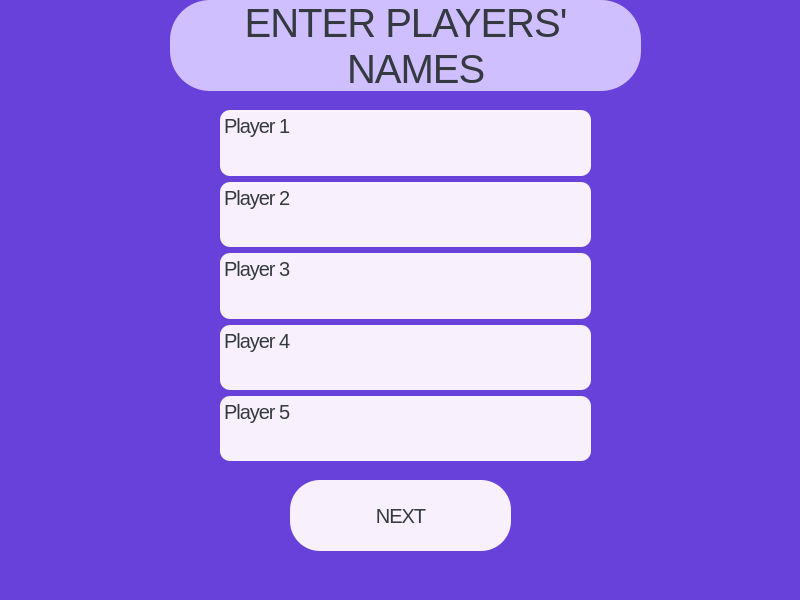
arturgesiarz/Magic_Dice, file playersnameswindow.ui: the form before one commit.
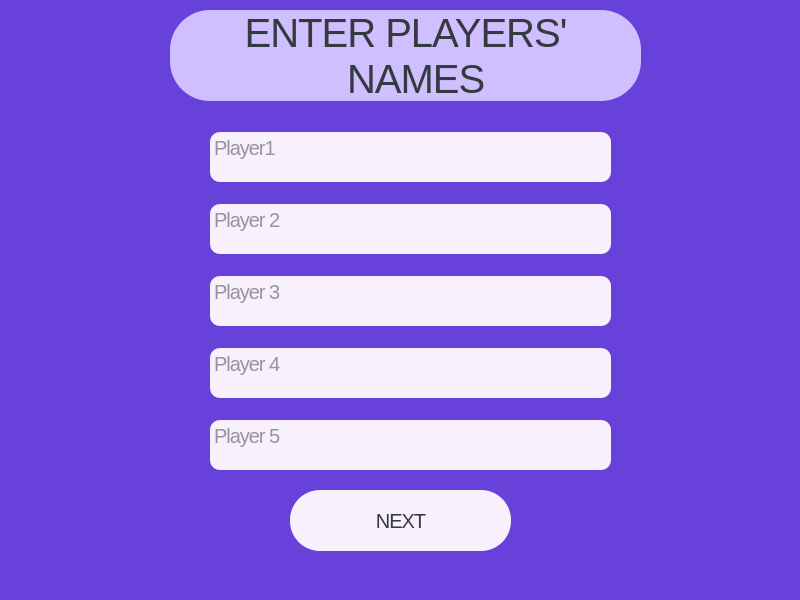
The form after the commit.

Diff of the .ui file:
```diff
--- a/playersnameswindow.ui
+++ b/playersnameswindow.ui
@@ -21,7 +21,7 @@
     <property name="geometry">
      <rect>
       <x>170</x>
-      <y>0</y>
+      <y>10</y>
       <width>471</width>
       <height>91</height>
      </rect>
@@ -45,15 +45,24 @@
    <widget class="QWidget" name="verticalLayoutWidget">
     <property name="geometry">
      <rect>
-      <x>220</x>
+      <x>210</x>
       <y>110</y>
-      <width>371</width>
-      <height>351</height>
+      <width>401</width>
+      <height>387</height>
      </rect>
     </property>
     <layout class="QVBoxLayout" name="verticalLayout">
+     <property name="spacing">
+      <number>0</number>
+     </property>
      <item>
-      <widget class="QTextEdit" name="textEdit_2">
+      <widget class="QTextEdit" name="player1">
+       <property name="maximumSize">
+        <size>
+         <width>16777215</width>
+         <height>50</height>
+        </size>
+       </property>
        <property name="styleSheet">
         <string notr="true">background-color: #f8f0fc;
 color: #343a40;
@@ -71,15 +80,21 @@
 li.unchecked::marker { content: &quot;\2610&quot;; }
 li.checked::marker { content: &quot;\2612&quot;; }
 &lt;/style&gt;&lt;/head&gt;&lt;body style=&quot; font-family:'.AppleSystemUIFont'; font-size:20px; font-weight:400; font-style:normal; letter-spacing:-1px;&quot;&gt;
-&lt;p style=&quot; margin-top:0px; margin-bottom:0px; margin-left:0px; margin-right:0px; -qt-block-indent:0; text-indent:0px;&quot;&gt;&lt;span style=&quot; font-size:20px;&quot;&gt;Player 1&lt;/span&gt;&lt;/p&gt;&lt;/body&gt;&lt;/html&gt;</string>
+&lt;p style=&quot;-qt-paragraph-type:empty; margin-top:0px; margin-bottom:0px; margin-left:0px; margin-right:0px; -qt-block-indent:0; text-indent:0px;&quot;&gt;&lt;br /&gt;&lt;/p&gt;&lt;/body&gt;&lt;/html&gt;</string>
        </property>
        <property name="placeholderText">
-        <string/>
+        <string>Player1</string>
        </property>
       </widget>
      </item>
      <item>
-      <widget class="QTextEdit" name="textEdit">
+      <widget class="QTextEdit" name="player2">
+       <property name="maximumSize">
+        <size>
+         <width>16777215</width>
+         <height>50</height>
+        </size>
+       </property>
        <property name="styleSheet">
         <string notr="true">background-color: #f8f0fc;
 color: #343a40;
@@ -89,6 +104,12 @@
 border-radius: 10px;
 </string>
        </property>
+       <property name="readOnly">
+        <bool>false</bool>
+       </property>
+       <property name="markdown">
+        <string/>
+       </property>
        <property name="html">
         <string>&lt;!DOCTYPE HTML PUBLIC &quot;-//W3C//DTD HTML 4.0//EN&quot; &quot;http://www.w3.org/TR/REC-html40/strict.dtd&quot;&gt;
 &lt;html&gt;&lt;head&gt;&lt;meta name=&quot;qrichtext&quot; content=&quot;1&quot; /&gt;&lt;meta charset=&quot;utf-8&quot; /&gt;&lt;style type=&quot;text/css&quot;&gt;
@@ -97,15 +118,21 @@
 li.unchecked::marker { content: &quot;\2610&quot;; }
 li.checked::marker { content: &quot;\2612&quot;; }
 &lt;/style&gt;&lt;/head&gt;&lt;body style=&quot; font-family:'.AppleSystemUIFont'; font-size:20px; font-weight:400; font-style:normal; letter-spacing:-1px;&quot;&gt;
-&lt;p style=&quot; margin-top:0px; margin-bottom:0px; margin-left:0px; margin-right:0px; -qt-block-indent:0; text-indent:0px;&quot;&gt;&lt;span style=&quot; font-size:20px;&quot;&gt;Player 2&lt;/span&gt;&lt;/p&gt;&lt;/body&gt;&lt;/html&gt;</string>
+&lt;p style=&quot;-qt-paragraph-type:empty; margin-top:0px; margin-bottom:0px; margin-left:0px; margin-right:0px; -qt-block-indent:0; text-indent:0px;&quot;&gt;&lt;br /&gt;&lt;/p&gt;&lt;/body&gt;&lt;/html&gt;</string>
        </property>
        <property name="placeholderText">
-        <string/>
+        <string>Player 2  </string>
        </property>
       </widget>
      </item>
      <item>
-      <widget class="QTextEdit" name="textEdit_5">
+      <widget class="QTextEdit" name="player3">
+       <property name="maximumSize">
+        <size>
+         <width>16777215</width>
+         <height>50</height>
+        </size>
+       </property>
        <property name="styleSheet">
         <string notr="true">background-color: #f8f0fc;
 color: #343a40;
@@ -123,15 +150,21 @@
 li.unchecked::marker { content: &quot;\2610&quot;; }
 li.checked::marker { content: &quot;\2612&quot;; }
 &lt;/style&gt;&lt;/head&gt;&lt;body style=&quot; font-family:'.AppleSystemUIFont'; font-size:20px; font-weight:400; font-style:normal; letter-spacing:-1px;&quot;&gt;
-&lt;p style=&quot; margin-top:0px; margin-bottom:0px; margin-left:0px; margin-right:0px; -qt-block-indent:0; text-indent:0px;&quot;&gt;&lt;span style=&quot; font-size:20px;&quot;&gt;Player 3&lt;/span&gt;&lt;/p&gt;&lt;/body&gt;&lt;/html&gt;</string>
+&lt;p style=&quot;-qt-paragraph-type:empty; margin-top:0px; margin-bottom:0px; margin-left:0px; margin-right:0px; -qt-block-indent:0; text-indent:0px;&quot;&gt;&lt;br /&gt;&lt;/p&gt;&lt;/body&gt;&lt;/html&gt;</string>
        </property>
        <property name="placeholderText">
-        <string/>
+        <string>Player 3  </string>
        </property>
       </widget>
      </item>
      <item>
-      <widget class="QTextEdit" name="textEdit_4">
+      <widget class="QTextEdit" name="player4">
+       <property name="maximumSize">
+        <size>
+         <width>16777215</width>
+         <height>50</height>
+        </size>
+       </property>
        <property name="styleSheet">
         <string notr="true">background-color: #f8f0fc;
 color: #343a40;
@@ -149,15 +182,21 @@
 li.unchecked::marker { content: &quot;\2610&quot;; }
 li.checked::marker { content: &quot;\2612&quot;; }
 &lt;/style&gt;&lt;/head&gt;&lt;body style=&quot; font-family:'.AppleSystemUIFont'; font-size:20px; font-weight:400; font-style:normal; letter-spacing:-1px;&quot;&gt;
-&lt;p style=&quot; margin-top:0px; margin-bottom:0px; margin-left:0px; margin-right:0px; -qt-block-indent:0; text-indent:0px;&quot;&gt;&lt;span style=&quot; font-size:20px;&quot;&gt;Player 4&lt;/span&gt;&lt;/p&gt;&lt;/body&gt;&lt;/html&gt;</string>
+&lt;p style=&quot;-qt-paragraph-type:empty; margin-top:0px; margin-bottom:0px; margin-left:0px; margin-right:0px; -qt-block-indent:0; text-indent:0px;&quot;&gt;&lt;br /&gt;&lt;/p&gt;&lt;/body&gt;&lt;/html&gt;</string>
        </property>
        <property name="placeholderText">
-        <string/>
+        <string>Player 4  </string>
        </property>
       </widget>
      </item>
      <item>
-      <widget class="QTextEdit" name="textEdit_3">
+      <widget class="QTextEdit" name="player5">
+       <property name="maximumSize">
+        <size>
+         <width>16777215</width>
+         <height>50</height>
+        </size>
+       </property>
        <property name="styleSheet">
         <string notr="true">background-color: #f8f0fc;
 color: #343a40;
@@ -167,6 +206,12 @@
 border-radius: 10px;
 </string>
        </property>
+       <property name="readOnly">
+        <bool>false</bool>
+       </property>
+       <property name="markdown">
+        <string/>
+       </property>
        <property name="html">
         <string>&lt;!DOCTYPE HTML PUBLIC &quot;-//W3C//DTD HTML 4.0//EN&quot; &quot;http://www.w3.org/TR/REC-html40/strict.dtd&quot;&gt;
 &lt;html&gt;&lt;head&gt;&lt;meta name=&quot;qrichtext&quot; content=&quot;1&quot; /&gt;&lt;meta charset=&quot;utf-8&quot; /&gt;&lt;style type=&quot;text/css&quot;&gt;
@@ -175,10 +220,10 @@
 li.unchecked::marker { content: &quot;\2610&quot;; }
 li.checked::marker { content: &quot;\2612&quot;; }
 &lt;/style&gt;&lt;/head&gt;&lt;body style=&quot; font-family:'.AppleSystemUIFont'; font-size:20px; font-weight:400; font-style:normal; letter-spacing:-1px;&quot;&gt;
-&lt;p style=&quot; margin-top:0px; margin-bottom:0px; margin-left:0px; margin-right:0px; -qt-block-indent:0; text-indent:0px;&quot;&gt;&lt;span style=&quot; font-size:20px;&quot;&gt;Player 5&lt;/span&gt;&lt;/p&gt;&lt;/body&gt;&lt;/html&gt;</string>
+&lt;p style=&quot;-qt-paragraph-type:empty; margin-top:0px; margin-bottom:0px; margin-left:0px; margin-right:0px; -qt-block-indent:0; text-indent:0px;&quot;&gt;&lt;br /&gt;&lt;/p&gt;&lt;/body&gt;&lt;/html&gt;</string>
        </property>
        <property name="placeholderText">
-        <string/>
+        <string>Player 5  </string>
        </property>
       </widget>
      </item>
@@ -188,9 +233,9 @@
     <property name="geometry">
      <rect>
       <x>290</x>
-      <y>480</y>
+      <y>490</y>
       <width>221</width>
-      <height>71</height>
+      <height>61</height>
      </rect>
     </property>
     <property name="styleSheet">
```
Left out of the diff: 13 changed lines with no effect on the pictures.
